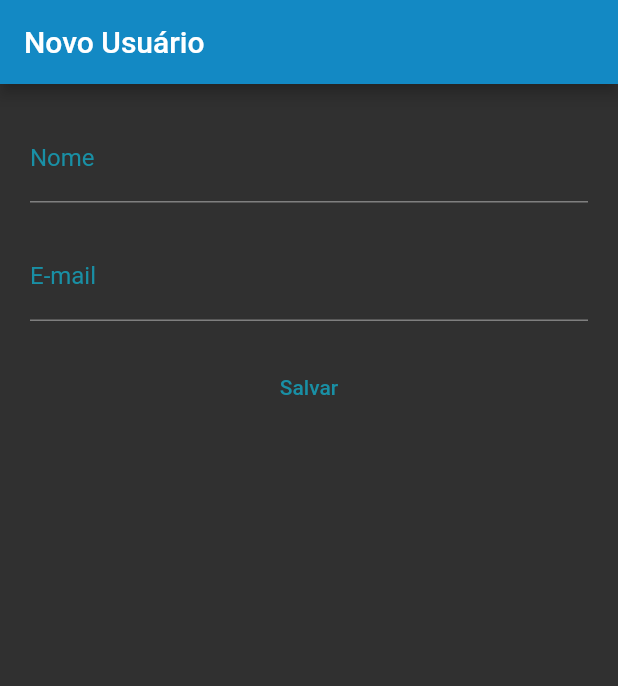
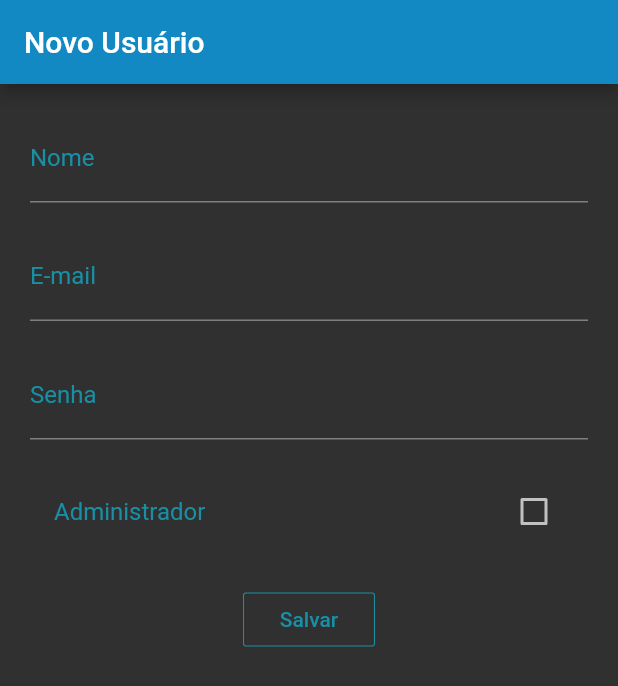
Before and after one commit to LuiseKC/zeta_house, a Flutter app: the screen it shows after launch, on a phone screen of 412 x 824 dp. Shown: the top 686 px of the screen. Run offline on Flutter 3.47's test engine with Material 2 defaults, Android fonts, the phone set to English and light mode, and no system bars; our stand-ins replace cloud_firestore; accounts and stored records are empty.

Commit message:
Correção integração com Firebase, pagina de cadastro de usuario

```diff
--- a/lib/entidade/usuario.dart
+++ b/lib/entidade/usuario.dart
@@ -1,9 +1,27 @@
 class Usuario {
-  int usuarioId;
+  //int usuarioId;
   String nome;
   String email;
-  String enderecoId;
-  DateTime dateUltimoAcesso;
-  int grupoId;
-  bool excluido;
+  String senha;
+  bool admin;
+
+//String enderecoId;
+//DateTime dateUltimoAcesso;
+//int grupoId;
+//bool excluido;
+
+  Usuario(this.nome, this.email, this.senha, this.admin);
+
+  Usuario.fromJson(Map<String, dynamic> json)
+      : nome = json['name'],
+        email = json['email'],
+        senha = json['senha'],
+        admin = json['admin'];
+
+  Map<String, dynamic> toJson() => {
+        'name': nome,
+        'email': email,
+        'senha': senha,
+        'admin': admin,
+      };
 }
--- a/lib/main.dart
+++ b/lib/main.dart
@@ -1,10 +1,9 @@
 import 'package:flutter/material.dart';
+import 'package:zeta_house/pages/login.dart';
 import 'package:zeta_house/pages/new_user.dart';
 import 'package:zeta_house/pages/users.dart';
 
 void main() => runApp(MyApp());
-
-//colors;
 
 
 class MyApp extends StatelessWidget {
--- a/lib/pages/new_user.dart
+++ b/lib/pages/new_user.dart
@@ -1,10 +1,25 @@
+import 'package:cloud_firestore/cloud_firestore.dart';
 import 'package:flutter/material.dart';
+import 'package:zeta_house/entidade/usuario.dart';
 
-class NewUser extends StatelessWidget {
+class NewUser extends StatefulWidget {
+  @override
+  _NewUserState createState() => _NewUserState();
+}
+
+class _NewUserState extends State<NewUser> {
+  bool admin = false;
+  Usuario user;
+  final controllerName = TextEditingController();
+  final controllerPassword = TextEditingController();
+  final controllerEmail = TextEditingController();
+
+  final databaseReference = Firestore.instance;
+
   @override
   Widget build(BuildContext context) {
     final title = 'Novo Usuário';
-
+    //final ref = fb.reference();
     return Scaffold(
       appBar: AppBar(
         title: Text(title),
@@ -16,6 +31,7 @@ class NewUser extends StatelessWidget {
           Column(
             children: <Widget>[
               TextField(
+                controller: controllerName,
                 style: TextStyle(
                   color: Color.fromRGBO(15, 184, 214, 1),
                 ),
@@ -28,6 +44,7 @@ class NewUser extends StatelessWidget {
               ),
               SizedBox(height: 20),
               TextField(
+                controller: controllerEmail,
                 style: TextStyle(
                   color: Color.fromRGBO(15, 184, 214, 1),
                 ),
@@ -39,14 +56,53 @@ class NewUser extends StatelessWidget {
                 ),
               ),
               SizedBox(height: 20),
-              FlatButton(
+              TextField(
+                controller: controllerPassword,
+                obscureText: true,
+                style: TextStyle(color: Color.fromRGBO(15, 184, 214, 1)),
+                decoration: InputDecoration(
+                  labelText: 'Senha',
+                  labelStyle: TextStyle(
+                    color: Color.fromRGBO(15, 184, 214, 0.7),
+                  ),
+                ),
+              ),
+              SizedBox(height: 20),
+              Column(
+                mainAxisAlignment: MainAxisAlignment.start,
+                children: <Widget>[
+                  CheckboxListTile(
+                    title: Text(
+                      "Administrador",
+                      style: TextStyle(
+                        color: Color.fromRGBO(15, 184, 214, 0.7),
+                      ),
+                    ),
+                    value: admin,
+                    onChanged: (bool value) {
+                      setState(() {
+                        admin = value;
+                      });
+                    },
+                  ),
+                ],
+              ),
+              SizedBox(height: 20),
+              OutlineButton(
                 child: Text(
                   'Salvar',
                   style: TextStyle(
                     color: Color.fromRGBO(15, 184, 214, 0.7),
                   ),
                 ),
-                onPressed: null,
+                onPressed: () {
+                  createRecord(controllerName.text, controllerEmail.text, admin);
+                },
+                borderSide: BorderSide(
+                  color: Color.fromRGBO(15, 184, 214, 0.7),
+                  style: BorderStyle.solid,
+                  width: 0.7,
+                ),
               ),
             ],
           ),
@@ -54,4 +110,22 @@ class NewUser extends StatelessWidget {
       ),
     );
   }
+
+  void createRecord(String nome, String email, bool isAdmin) async {
+//    await databaseReference.collection("books")
+//        .document("1")
+//        .setData({
+//      'title': 'Mastering Flutter',
+//      'description': 'Programming Guide for Dart'
+//    });
+
+    DocumentReference ref = await databaseReference.collection("Usuario")
+        .add({
+      'nome': nome,
+      'email': email,
+      'admin': isAdmin,
+    });
+    print(ref.documentID);
+  }
+
 }
```
Also changed, not shown: lib/pages/login.dart (+12 -6 lines), lib/pages/users.dart (added, +176 -0 lines), pubspec.yaml (+6 -2 lines), lib/pages/rooms.dart (added), 2 other files.
